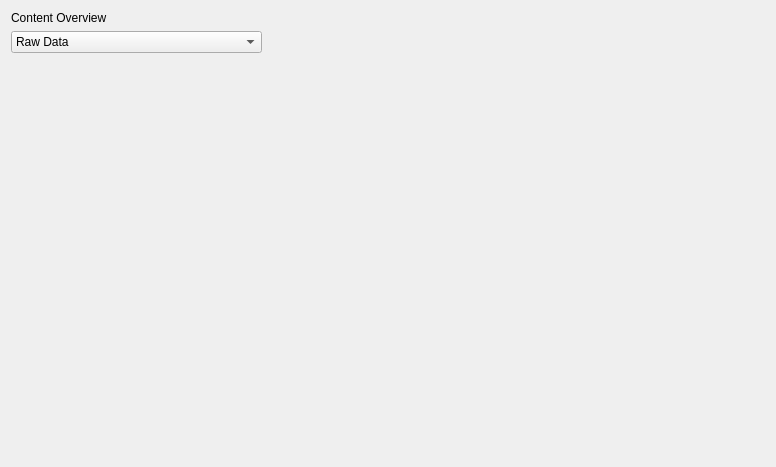
Old version of the form MainViewWidget.ui in the repository bendalab/NixView.
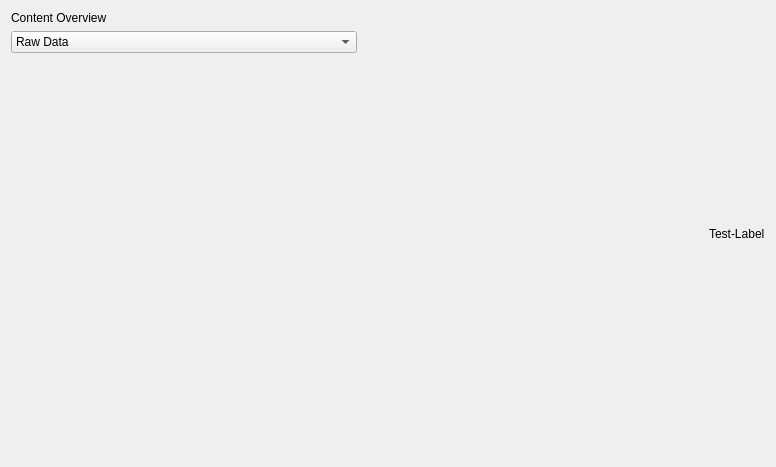
New version of the form.

```diff
--- a/MainViewWidget.ui
+++ b/MainViewWidget.ui
@@ -66,17 +66,15 @@
     </spacer>
    </item>
    <item row="0" column="2">
-    <spacer name="horizontalSpacer_2">
-     <property name="orientation">
-      <enum>Qt::Horizontal</enum>
-     </property>
-     <property name="sizeHint" stdset="0">
-      <size>
-       <width>40</width>
-       <height>20</height>
-      </size>
-     </property>
-    </spacer>
+    <layout class="QVBoxLayout" name="data_layout">
+     <item>
+      <widget class="QLabel" name="test_label">
+       <property name="text">
+        <string>Test-Label</string>
+       </property>
+      </widget>
+     </item>
+    </layout>
    </item>
   </layout>
  </widget>
```
Left out of the diff: 2 changed lines with no effect on the pictures.
